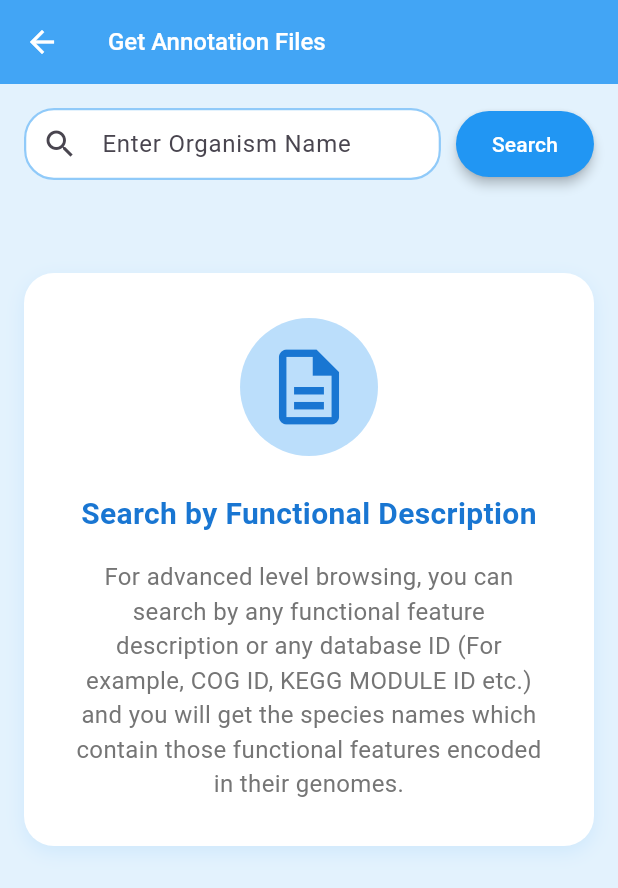
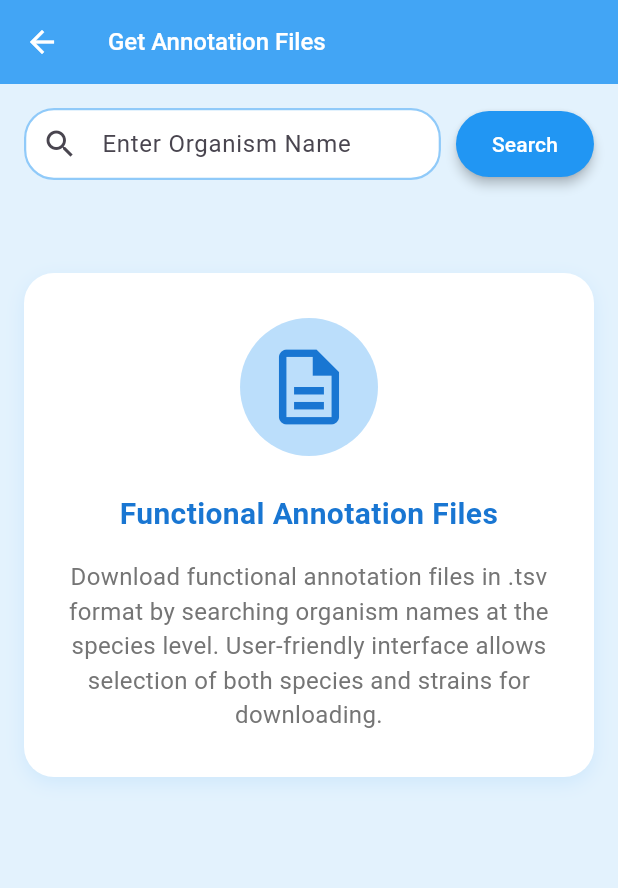
Before and after one commit to nacool11/metaqr_app, a Flutter app: the AnnotationFilesPage screen opened by its route, on a phone screen of 412 x 824 dp. Shown: the top 888 px of the screen. Run offline on Flutter 3.47's test engine with Material 3 defaults, Android fonts, the phone set to English and light mode, and no system bars; our stand-ins replace dio, dropdown_button2, permission_handler, pretty_dio_logger; missing offline and left inert: mobile_scanner.

Commit message:
before summer

```diff
--- a/lib/annotation_files_page.dart
+++ b/lib/annotation_files_page.dart
@@ -4,6 +4,8 @@ import 'package:blue_ui_app/api_service.dart';
 import 'package:flutter/material.dart';
 import 'package:http/http.dart' as http;
 import 'dart:convert';
+
+import 'package:permission_handler/permission_handler.dart';
 
 class AnnotationFilesPage extends StatefulWidget {
   const AnnotationFilesPage({Key? key}) : super(key: key);
@@ -67,6 +69,15 @@ class _AnnotationFilesPageState extends State<AnnotationFilesPage> {
     }
 
     try {
+      if (Platform.isAndroid) {
+        final status = await Permission.manageExternalStorage.request();
+        if (!status.isGranted) {
+          ScaffoldMessenger.of(context).showSnackBar(
+            const SnackBar(content: Text("Storage permission denied")),
+          );
+          return;
+        }
+      }
       final zipBytes = await ApiService.downloadAnnotationZipHttp(
           selectedGenomeIds.toList());
 
@@ -85,11 +96,16 @@ class _AnnotationFilesPageState extends State<AnnotationFilesPage> {
       final downloadsDir = Directory('/storage/emulated/0/Download');
       final file = File('${downloadsDir.path}/annotations.zip');
       await file.writeAsBytes(response.bodyBytes);
+      debugPrint("bodybytes");
+      debugPrint("${response.bodyBytes}");
 
+      debugPrint("body");
+      debugPrint(response.body);
       ScaffoldMessenger.of(context).showSnackBar(
         SnackBar(content: Text('Saved to ${file.path}')),
       );
     } catch (e) {
+      debugPrint(e.toString());
       ScaffoldMessenger.of(context).showSnackBar(
         SnackBar(content: Text("Download failed: $e")),
       );
@@ -110,8 +126,8 @@ class _AnnotationFilesPageState extends State<AnnotationFilesPage> {
             colors: [Colors.blue.shade500, Colors.blue.shade700]),
         borderRadius: BorderRadius.circular(8),
       ),
-      child: Row(
-        children: const [
+      child: const Row(
+        children: [
           Expanded(
               flex: 4,
               child: Text("GENOME ID", style: TextStyle(color: Colors.white))),
@@ -184,10 +200,10 @@ class _AnnotationFilesPageState extends State<AnnotationFilesPage> {
                 Expanded(
                   child: TextField(
                     controller: _searchController,
-                    decoration: InputDecoration(
+                    decoration: const InputDecoration(
                       hintText: 'Enter Organism Name',
                       border: OutlineInputBorder(),
-                      prefixIcon: const Icon(Icons.search),
+                      prefixIcon: Icon(Icons.search),
                     ),
                   ),
                 ),
@@ -296,7 +312,7 @@ class _AnnotationFilesPageState extends State<AnnotationFilesPage> {
                       ),
                       const SizedBox(height: 24),
                       Text(
-                        'Search by Functional Description',
+                        'Functional Annotation Files',
                         textAlign: TextAlign.center,
                         style: TextStyle(
                           color: Colors.blue.shade700,
@@ -306,7 +322,7 @@ class _AnnotationFilesPageState extends State<AnnotationFilesPage> {
                       ),
                       const SizedBox(height: 16),
                       Text(
-                        'For advanced level browsing, you can search by any functional feature description or any database ID (For example, COG ID, KEGG MODULE ID etc.) and you will get the species names which contain those functional features encoded in their genomes.',
+                        'Download functional annotation files in .tsv format by searching organism names at the species level. User-friendly interface allows selection of both species and strains for downloading.',
                         textAlign: TextAlign.center,
                         style: TextStyle(
                           color: Colors.grey.shade600,
--- a/lib/feature_profiles_page.dart
+++ b/lib/feature_profiles_page.dart
@@ -276,7 +276,7 @@ class _FeatureProfilesPageState extends State<FeatureProfilesPage> {
                       ),
                       const SizedBox(height: 24),
                       Text(
-                        'Search by Functional Description',
+                        'Functional Feature Profiles',
                         textAlign: TextAlign.center,
                         style: TextStyle(
                           color: Colors.blue.shade700,
@@ -286,7 +286,7 @@ class _FeatureProfilesPageState extends State<FeatureProfilesPage> {
                       ),
                       const SizedBox(height: 16),
                       Text(
-                        'For advanced level browsing, you can search by any functional feature description or any database ID (For example, COG ID, KEGG MODULE ID etc.) and you will get the species names which contain those functional features encoded in their genomes.',
+                        'Access mean derived detection profiles at species-level and functional profiles at strain-level. Download profiles for different functional categories like COG, CAZy, BiGG and more.',
                         textAlign: TextAlign.center,
                         style: TextStyle(
                           color: Colors.grey.shade600,
```
Also changed, not shown: 1 other file.
